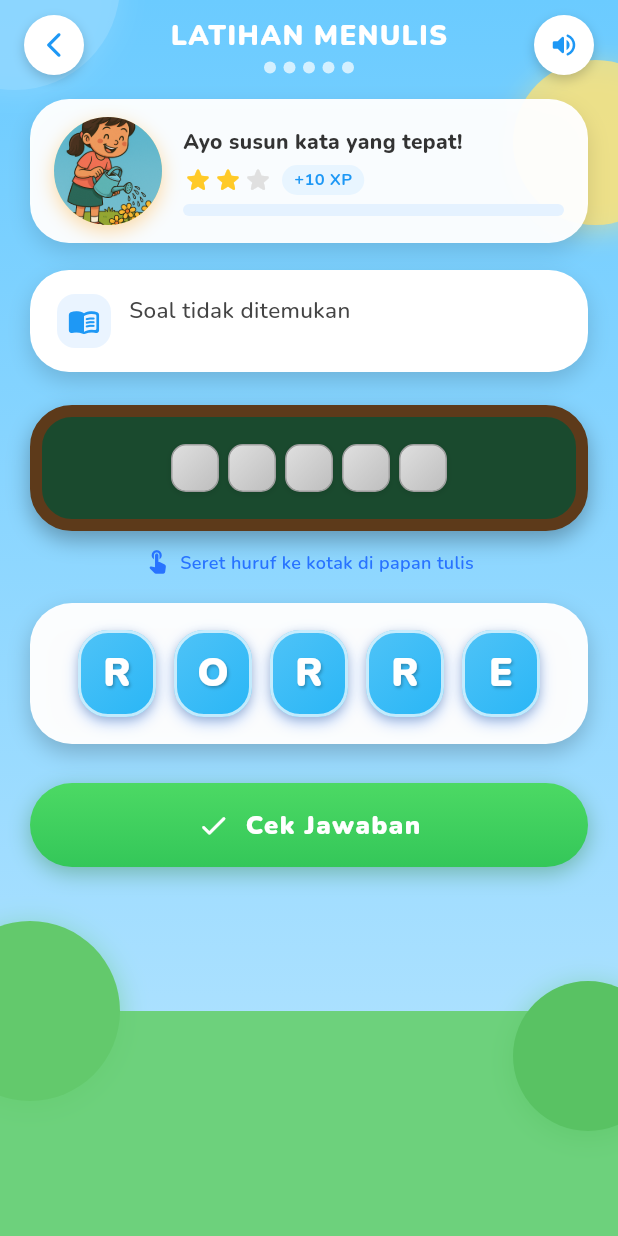
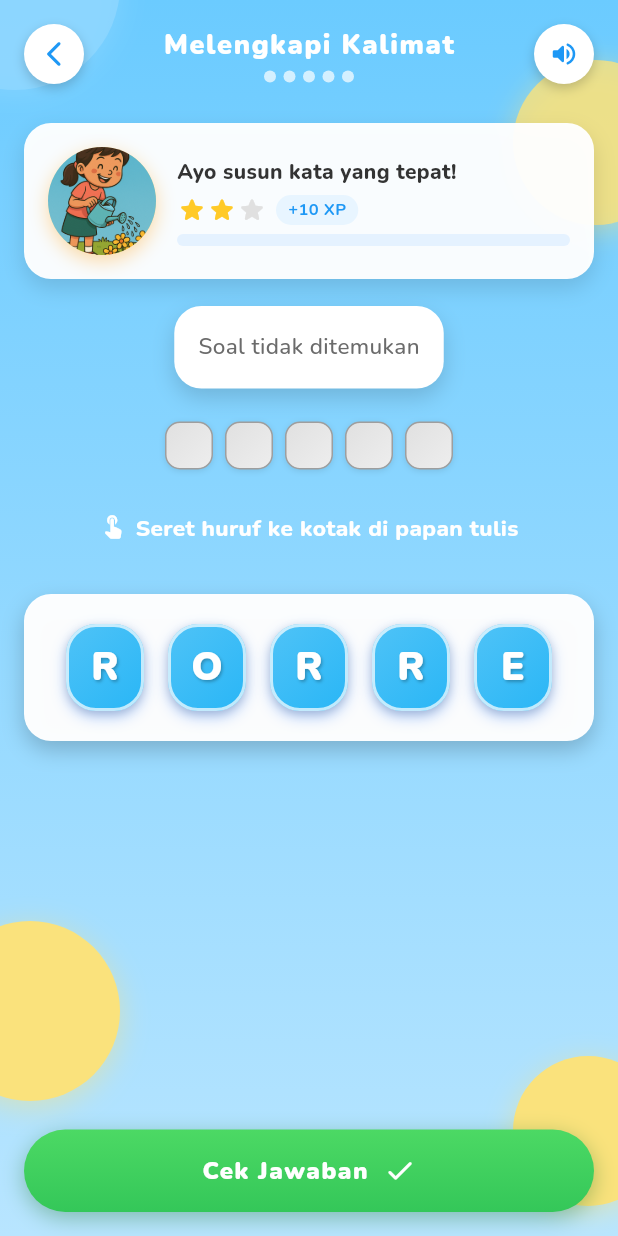
Before and after one commit to AbidinoNurkhiansyah/ciloka-mobile, a Flutter app: the LatihanMenulisView screen opened directly with empty values, on a phone screen of 412 x 824 dp. Run offline on Flutter 3.47's test engine with Material 3 defaults, Android fonts, the phone set to English and light mode, and no system bars; our stand-ins replace cached_network_image, cloud_firestore, firebase_auth, firebase_core, font_awesome_flutter, google_fonts and 4 more; accounts and stored records are empty; project files that could hold a hidden picture were left out.

Commit message:
style(latihan_menulis) : revice ui, change the appearance to be more user friendly

```diff
--- a/lib/core/theme/app_theme.dart
+++ b/lib/core/theme/app_theme.dart
@@ -8,7 +8,7 @@ class AppTheme {
     colorScheme: ColorScheme.fromSeed(
       seedColor: Color(0xFFB0DAFD),
       primary: Color(0xFFB0DAFD),
-      onPrimary: Colors.black,
+      onPrimary: Color(0xff1e1e1e),
       secondary: Color(0xFF0090D4),
       surface: Color(0xFF2ACCF0),
       onSurface: Colors.white,
--- a/lib/features/student/games/latihan_menulis/latihan_menulis_view.dart
+++ b/lib/features/student/games/latihan_menulis/latihan_menulis_view.dart
@@ -1,6 +1,6 @@
 import 'package:ciloka_app/core/routes/app_routes.dart';
 import 'package:flutter/material.dart';
-import 'package:flutter/services.dart'; // <-- Impor yang BENAR untuk HapticFeedback
+import 'package:flutter/services.dart';
 
 import '../../../../widgets/game_feedback_overlay.dart';
 
@@ -16,10 +16,7 @@ class _LetterTile {
 class LatihanMenulisView extends StatefulWidget {
   final int levelNumber;
 
-  const LatihanMenulisView({
-    super.key,
-    required this.levelNumber,
-  });
+  const LatihanMenulisView({super.key, required this.levelNumber});
 
   @override
   State<LatihanMenulisView> createState() => _LatihanMenulisViewState();
@@ -31,6 +28,10 @@ class _LatihanMenulisViewState extends State<LatihanMenulisView> {
   late String correctAnswer;
   late List<_LetterTile> availableLetters;
   late List<_LetterTile?> slotLetters;
+
+  bool get hasSelectedLetters {
+    return slotLetters.any((e) => e != null);
+  }
 
   @override
   void initState() {
@@ -136,9 +137,7 @@ class _LatihanMenulisViewState extends State<LatihanMenulisView> {
 
   Widget _buildFeedbackOverlay() {
     if (status == 2) {
-      return CorrectOverlay(
-        onContinue: _goToNextGame,
-      );
+      return CorrectOverlay(onContinue: _goToNextGame);
     } else if (status == 3) {
       return IncorrectOverlay(
         correctAnwerText: correctAnswer,
@@ -174,25 +173,16 @@ class _LatihanMenulisViewState extends State<LatihanMenulisView> {
             right: -40,
             child: _bubble(110, const Color(0xFFFAE27C).withOpacity(0.8)),
           ),
-          Align(
-            alignment: Alignment.bottomCenter,
-            child: Container(
-              height: 150,
-              decoration: const BoxDecoration(
-                color: Color(0xFF6DD17C),
-                borderRadius: BorderRadius.vertical(top: Radius.circular(40)),
-              ),
-            ),
-          ),
+
           Positioned(
             bottom: 90,
             left: -40,
-            child: _bubble(120, const Color(0xFF63C96C)),
+            child: _bubble(120, const Color(0xFFFAE27C)),
           ),
           Positioned(
-            bottom: 70,
+            bottom: 20,
             right: -30,
-            child: _bubble(100, const Color(0xFF59C263)),
+            child: _bubble(100, const Color(0xFFFAE27C)),
           ),
 
           SafeArea(
@@ -203,7 +193,7 @@ class _LatihanMenulisViewState extends State<LatihanMenulisView> {
                   child: SingleChildScrollView(
                     physics: const BouncingScrollPhysics(),
                     child: Padding(
-                      padding: const EdgeInsets.symmetric(horizontal: 20.0),
+                      padding: const EdgeInsets.symmetric(horizontal: 16.0),
                       child: Column(
                         children: [
                           const SizedBox(height: 10),
@@ -216,9 +206,6 @@ class _LatihanMenulisViewState extends State<LatihanMenulisView> {
                           _buildHintText(),
                           const SizedBox(height: 18),
                           _buildLetterPool(),
-                          const SizedBox(height: 26),
-                          _buildCheckButton(),
-                          const SizedBox(height: 26),
                         ],
                       ),
                     ),
@@ -231,13 +218,22 @@ class _LatihanMenulisViewState extends State<LatihanMenulisView> {
           _buildFeedbackOverlay(),
         ],
       ),
+      floatingActionButton: Padding(
+        padding: const EdgeInsets.all(16),
+        child: SizedBox(
+          width: double.infinity,
+          child: _buildCheckButton(), // tetap gunakan tombol animasi kamu
+        ),
+      ),
+
+      floatingActionButtonLocation: FloatingActionButtonLocation.centerDocked,
     );
   }
 
   // -------------- APP BAR ----------------------
   Widget _buildAppBar(BuildContext context) {
     return Padding(
-      padding: const EdgeInsets.fromLTRB(16, 10, 16, 6),
+      padding: const EdgeInsets.all(16),
       child: Row(
         mainAxisAlignment: MainAxisAlignment.spaceBetween,
         children: [
@@ -248,7 +244,7 @@ class _LatihanMenulisViewState extends State<LatihanMenulisView> {
           Column(
             children: [
               const Text(
-                'LATIHAN MENULIS',
+                'Melengkapi Kalimat',
                 style: TextStyle(
                   fontSize: 18,
                   fontWeight: FontWeight.w900,
@@ -284,14 +280,10 @@ class _LatihanMenulisViewState extends State<LatihanMenulisView> {
               color: Colors.black.withOpacity(0.18),
               blurRadius: 6,
               offset: const Offset(0, 3),
-            )
+            ),
           ],
         ),
-        child: Icon(
-          icon,
-          color: const Color(0xFF1E98F5),
-          size: 20,
-        ),
+        child: Icon(icon, color: const Color(0xFF1E98F5), size: 20),
       ),
     );
   }
@@ -333,16 +325,16 @@ class _LatihanMenulisViewState extends State<LatihanMenulisView> {
   // -------------- HEADER -----------------
   Widget _buildHeaderCard() {
     return Container(
-      padding: const EdgeInsets.symmetric(horizontal: 16, vertical: 12),
+      padding: const EdgeInsets.all(16),
       decoration: BoxDecoration(
         color: Colors.white.withOpacity(0.96),
-        borderRadius: BorderRadius.circular(26),
+        borderRadius: BorderRadius.circular(18),
         boxShadow: [
           BoxShadow(
             color: Colors.black.withOpacity(0.12),
             blurRadius: 12,
             offset: const Offset(0, 6),
-          )
+          ),
         ],
       ),
       child: Row(
@@ -390,12 +382,27 @@ class _LatihanMenulisViewState extends State<LatihanMenulisView> {
                 const SizedBox(height: 6),
                 Row(
                   children: [
-                    Icon(Icons.star_rounded, size: 20, color: Colors.amber.shade400),
-                    Icon(Icons.star_rounded, size: 20, color: Colors.amber.shade400),
-                    Icon(Icons.star_rounded, size: 20, color: Colors.grey.shade300),
+                    Icon(
+                      Icons.star_rounded,
+                      size: 20,
+                      color: Colors.amber.shade400,
+                    ),
+                    Icon(
+                      Icons.star_rounded,
+                      size: 20,
+                      color: Colors.amber.shade400,
+                    ),
+                    Icon(
+                      Icons.star_rounded,
+                      size: 20,
+                      color: Colors.grey.shade300,
+                    ),
                     const SizedBox(width: 6),
                     Container(
-                      padding: const EdgeInsets.symmetric(horizontal: 8, vertical: 2),
+                      padding: const EdgeInsets.symmetric(
+                        horizontal: 8,
+                        vertical: 2,
+                      ),
                       decoration: BoxDecoration(
                         color: const Color(0xFFE8F5FF),
                         borderRadius: BorderRadius.circular(12),
@@ -415,9 +422,13 @@ class _LatihanMenulisViewState extends State<LatihanMenulisView> {
                 ClipRRect(
                   borderRadius: BorderRadius.circular(999),
                   child: LinearProgressIndicator(
-                    value: slotLetters.where((e) => e != null).length / slotLetters.length,
+                    value:
+                        slotLetters.where((e) => e != null).length /
+                        slotLetters.length,
                     backgroundColor: const Color(0xFFE5F2FF),
-                    valueColor: const AlwaysStoppedAnimation<Color>(Color(0xFF4CD964)),
+                    valueColor: const AlwaysStoppedAnimation<Color>(
+                      Color(0xFF4CD964),
+                    ),
                     minHeight: 8,
                   ),
                 ),
@@ -431,48 +442,28 @@ class _LatihanMenulisViewState extends State<LatihanMenulisView> {
 
   // -------------- SOAL -------------------
   Widget _buildQuestionCard() {
+    final colorScheme = Theme.of(context).colorScheme;
     return Container(
-      padding: const EdgeInsets.fromLTRB(18, 16, 16, 16),
+      padding: const EdgeInsets.all(16),
       decoration: BoxDecoration(
         color: Colors.white,
-        borderRadius: BorderRadius.circular(26),
+        borderRadius: BorderRadius.circular(18),
         boxShadow: [
           BoxShadow(
             color: Colors.black.withOpacity(0.15),
             blurRadius: 12,
             offset: const Offset(0, 6),
-          )
+          ),
         ],
       ),
-      child: Row(
-        crossAxisAlignment: CrossAxisAlignment.start,
-        children: [
-          Container(
-            width: 36,
-            height: 36,
-            decoration: BoxDecoration(
-              color: const Color(0xFFEAF4FF),
-              borderRadius: BorderRadius.circular(12),
-            ),
-            child: const Icon(
-              Icons.menu_book_rounded,
-              color: Color(0xFF1E98F5),
-              size: 22,
-            ),
-          ),
-          const SizedBox(width: 12),
-          Expanded(
       child: Text(
         _getQuestion(),
-              style: const TextStyle(
+        style: TextStyle(
           fontSize: 15,
           height: 1.5,
-                color: Color(0xFF444444),
+          color: colorScheme.onSurfaceVariant,
           fontWeight: FontWeight.w500,
         ),
-            ),
-          ),
-        ],
       ),
     );
   }
@@ -480,22 +471,7 @@ class _LatihanMenulisViewState extends State<LatihanMenulisView> {
   // -------------- PAPAN TULIS -------------------
   // -------------- PAPAN TULIS (FIXED: No Overflow + Responsive) -------------------
   Widget _buildChalkboard() {
-  return Container(
-    padding: const EdgeInsets.symmetric(horizontal: 16, vertical: 18),
-    width: double.infinity,
-    decoration: BoxDecoration(
-      color: const Color(0xFF1A4A2E),
-      borderRadius: BorderRadius.circular(28),
-      border: Border.all(color: const Color(0xFF5D3A1A), width: 8),
-      boxShadow: [
-        BoxShadow(
-          color: Colors.black.withOpacity(0.3),
-          blurRadius: 12,
-          offset: const Offset(0, 6),
-        )
-      ],
-    ),
-    child: LayoutBuilder(
+    return LayoutBuilder(
       builder: (context, constraints) {
         final totalSlots = slotLetters.length;
         const minSpacing = 6.0;
@@ -503,32 +479,30 @@ Widget _buildChalkboard() {
 
         // Hitung total lebar minimum yang dibutuhkan
         final availableWidth = constraints.maxWidth;
-        final totalMinWidth = (minTileSize * totalSlots) + (minSpacing * (totalSlots - 1));
+        final totalMinWidth =
+            (minTileSize * totalSlots) + (minSpacing * (totalSlots - 1));
 
         if (totalMinWidth <= availableWidth) {
           // Cukup lebar → pakai ukuran normal
           return _buildSlotRow(tileSize: minTileSize, spacing: minSpacing);
         } else {
           // Terlalu sempit → kurangi ukuran tile agar pas
-          final calculatedTileSize = (availableWidth - (minSpacing * (totalSlots - 1))) / totalSlots;
+          final calculatedTileSize =
+              (availableWidth - (minSpacing * (totalSlots - 1))) / totalSlots;
           final tileSize = calculatedTileSize.clamp(24.0, minTileSize);
           return _buildSlotRow(tileSize: tileSize, spacing: minSpacing);
         }
       },
-    ),
     );
   }
 
   Widget _buildSlotRow({required double tileSize, required double spacing}) {
-  return Column(
-    mainAxisSize: MainAxisSize.min,
-    children: [
-      Row(
-        mainAxisAlignment: MainAxisAlignment.center,
+    return Wrap(
+      alignment: WrapAlignment.spaceBetween,
       children: List.generate(slotLetters.length, (index) {
         final letter = slotLetters[index];
         return Padding(
-            padding: EdgeInsets.symmetric(horizontal: spacing / 2),
+          padding: const EdgeInsets.symmetric(horizontal: 4.0),
           child: SizedBox(
             width: tileSize,
             height: tileSize,
@@ -549,7 +523,7 @@ Widget _buildSlotRow({required double tileSize, required double spacing}) {
                     ? const [Colors.white, Colors.white]
                     : (isHovering
                           ? [Colors.yellowAccent.shade100, Colors.white]
-                          : [Colors.grey.shade300, Colors.grey.shade400]);
+                          : [Colors.grey.shade300, Colors.grey.shade200]);
 
                 return AnimatedContainer(
                   duration: const Duration(milliseconds: 160),
@@ -565,7 +539,9 @@ Widget _buildSlotRow({required double tileSize, required double spacing}) {
                     border: Border.all(
                       color: letter != null
                           ? Colors.green.shade600
-                            : (isHovering ? Colors.yellow.shade700 : Colors.grey.shade500),
+                          : (isHovering
+                                ? Colors.yellow.shade700
+                                : Colors.grey.shade500),
                       width: letter != null ? 2 : 1,
                     ),
                     boxShadow: [
@@ -573,9 +549,18 @@ Widget _buildSlotRow({required double tileSize, required double spacing}) {
                         color: Colors.black.withOpacity(0.1),
                         blurRadius: 3,
                         offset: const Offset(0, 1),
-                        )
+                      ),
                     ],
                   ),
+                  child: GestureDetector(
+                    onTap: () {
+                      if (letter != null) {
+                        setState(() {
+                          availableLetters.add(letter); // kembalikan ke pool
+                          slotLetters[index] = null; // kosongkan slot
+                        });
+                      }
+                    },
                     child: Text(
                       letter?.char ?? '',
                       style: TextStyle(
@@ -583,8 +568,15 @@ Widget _buildSlotRow({required double tileSize, required double spacing}) {
                         fontSize: tileSize * 0.5,
                         fontWeight: FontWeight.bold,
                         shadows: letter != null
-                            ? [Shadow(color: Colors.grey.shade400, offset: Offset(1, 1), blurRadius: 1)]
+                            ? [
+                                Shadow(
+                                  color: Colors.grey.shade400,
+                                  offset: Offset(1, 1),
+                                  blurRadius: 1,
+                                ),
+                              ]
                             : null,
+                      ),
                     ),
                   ),
                 );
@@ -593,23 +585,31 @@ Widget _buildSlotRow({required double tileSize, required double spacing}) {
           ),
         );
       }),
-      ),
-    ],
     );
   }
+
   // -------------- PETUNJUK -----------------
   Widget _buildHintText() {
+    final colorScheme = Theme.of(context).colorScheme;
+    final bool showReturnHint = hasSelectedLetters;
     return Row(
       mainAxisAlignment: MainAxisAlignment.center,
-      children: const [
-        Icon(Icons.touch_app_rounded, size: 18, color: Color(0xFF2873FF)),
+      children: [
+        Icon(Icons.touch_app_rounded, size: 18, color: colorScheme.onSurface),
         SizedBox(width: 6),
-        Text(
-          'Seret huruf ke kotak di papan tulis',
+        Flexible(
+          child: Padding(
+            padding: const EdgeInsets.symmetric(vertical: 16.0),
+            child: Text(
+              showReturnHint
+                  ? 'Klik huruf untuk mengembalikannya'
+                  : 'Seret huruf ke kotak di papan tulis',
               style: TextStyle(
-            fontSize: 12,
-            fontWeight: FontWeight.w600,
-            color: Color(0xFF2873FF),
+                fontSize: 15,
+                fontWeight: FontWeight.w800,
+                color: colorScheme.onSurface,
+              ),
+            ),
           ),
         ),
       ],
@@ -618,32 +618,42 @@ Widget _buildSlotRow({required double tileSize, required double spacing}) {
 
   // -------------- POOL HURUF --------------------
   Widget _buildLetterPool() {
-    return Container(
-      padding: const EdgeInsets.symmetric(horizontal: 14, vertical: 18),
+    return AnimatedOpacity(
+      opacity: availableLetters.isEmpty ? 0 : 1,
+      duration: const Duration(milliseconds: 250),
+      child: Container(
+        padding: const EdgeInsets.all(20),
         decoration: BoxDecoration(
           color: Colors.white.withOpacity(0.97),
-        borderRadius: BorderRadius.circular(28),
+          borderRadius: BorderRadius.circular(18),
           boxShadow: [
             BoxShadow(
               color: Colors.black.withOpacity(0.2),
               blurRadius: 12,
               offset: const Offset(0, 6),
-          )
+            ),
           ],
         ),
         child: Center(
           child: Wrap(
-          spacing: 12,
-          runSpacing: 12,
-          alignment: WrapAlignment.center,
+            spacing: 16,
+            runSpacing: 16,
+            alignment: WrapAlignment.spaceBetween,
             children: availableLetters.map((tile) {
               return Draggable<_LetterTile>(
                 data: tile,
-              feedback: Transform.scale(scale: 1.2, child: _buildLetterTile(tile.char, isDragging: true)),
-              childWhenDragging: Opacity(opacity: 0.3, child: _buildLetterTile(tile.char)),
+                feedback: Transform.scale(
+                  scale: 1.2,
+                  child: _buildLetterTile(tile.char, isDragging: true),
+                ),
+                childWhenDragging: Opacity(
+                  opacity: 0.3,
+                  child: _buildLetterTile(tile.char),
+                ),
                 child: _buildLetterTile(tile.char),
               );
             }).toList(),
+          ),
         ),
       ),
     );
@@ -684,7 +694,13 @@ Widget _buildSlotRow({required double tileSize, required double spacing}) {
             fontSize: 26,
             fontWeight: FontWeight.w900,
             color: Colors.white,
-            shadows: [Shadow(color: Colors.black26, offset: Offset(1, 1), blurRadius: 2)],
+            shadows: [
+              Shadow(
+                color: Colors.black26,
+                offset: Offset(1, 1),
+                blurRadius: 2,
+              ),
+            ],
           ),
         ),
       ),
@@ -693,24 +709,6 @@ Widget _buildSlotRow({required double tileSize, required double spacing}) {
 
   // -------------- TOMBOL CEK --------------------
   Widget _buildCheckButton() {
-    Color bgStart, bgEnd, textColor;
-    switch (status) {
-      case 2:
-        bgStart = const Color(0xFF4CD964);
-        bgEnd = const Color(0xFF34C759);
-        textColor = Colors.white;
-        break;
-      case 3:
-        bgStart = const Color(0xFFFF6B6B);
-        bgEnd = const Color(0xFFD32F2F);
-        textColor = Colors.white;
-        break;
-      default:
-        bgStart = const Color(0xFF4CD964);
-        bgEnd = const Color(0xFF34C759);
-        textColor = Colors.white;
-    }
-
     return GestureDetector(
       onTap: _checkAnswer,
       child: AnimatedContainer(
@@ -720,41 +718,35 @@ Widget _buildSlotRow({required double tileSize, required double spacing}) {
         padding: const EdgeInsets.symmetric(vertical: 16),
         decoration: BoxDecoration(
           gradient: LinearGradient(
-            colors: [bgStart, bgEnd],
+            colors: [Color(0xFF4CD964), Color(0xFF34C759)],
             begin: Alignment.topCenter,
             end: Alignment.bottomCenter,
           ),
           borderRadius: BorderRadius.circular(32),
           boxShadow: [
             BoxShadow(
-              color: status == 2
-                  ? Colors.green.shade800.withOpacity(0.4)
-                  : (status == 3 ? Colors.red.shade800.withOpacity(0.4) : Colors.green.shade800.withOpacity(0.4)),
+              color: Colors.green.shade800.withOpacity(0.4),
+
               blurRadius: 12,
               offset: const Offset(0, 4),
-            )
+            ),
           ],
         ),
         child: Row(
           mainAxisAlignment: MainAxisAlignment.center,
           children: [
-            Icon(
-              status == 2 ? Icons.check_circle : (status == 3 ? Icons.error : Icons.check_rounded),
-              color: textColor,
-              size: 22,
-            ),
-            const SizedBox(width: 10),
             Text(
-              status == 2
-                  ? 'Benar! Lanjut ke Level Berikutnya'
-                  : (status == 3 ? 'Coba Lagi!' : 'Cek Jawaban'),
+              ('Cek Jawaban'),
               style: TextStyle(
-                fontSize: 17,
+                fontSize: 16,
                 fontWeight: FontWeight.w900,
-                color: textColor,
+                color: Colors.white,
                 letterSpacing: 1.0,
               ),
             ),
+            const SizedBox(width: 10),
+
+            Icon(Icons.check_rounded, color: Colors.white, size: 22),
           ],
         ),
       ),
@@ -774,7 +766,7 @@ Widget _buildSlotRow({required double tileSize, required double spacing}) {
             color: color.withOpacity(0.5),
             blurRadius: 16,
             offset: const Offset(0, 4),
-          )
+          ),
         ],
       ),
     );
```
Lines whose indentation alone changed are shown as unchanged.
